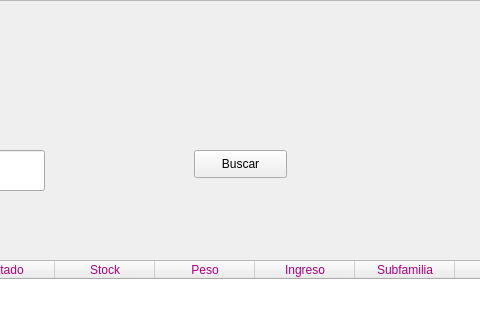
First picture: the form in UI/software_inventario.ui, repository Bubbl33s/idat_c2_proy_software_inventario, before the edit; both pictures show x 386 to 866 and y 0 to 324 of the 1280 by 720 pixel window.
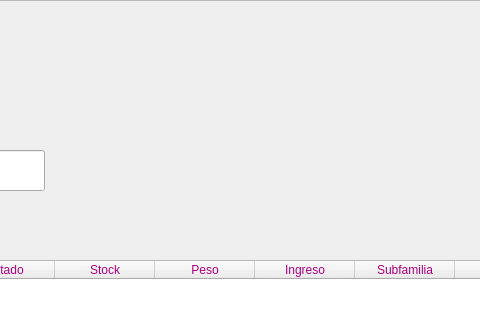
Second picture: the form after the edit. Icons and pictures are not drawn.

What changed in the file:
```diff
--- a/UI/software_inventario.ui
+++ b/UI/software_inventario.ui
@@ -147,19 +147,6 @@
         </rect>
        </property>
       </widget>
-      <widget class="QPushButton" name="btnBuscar">
-       <property name="geometry">
-        <rect>
-         <x>580</x>
-         <y>150</y>
-         <width>93</width>
-         <height>28</height>
-        </rect>
-       </property>
-       <property name="text">
-        <string>Buscar</string>
-       </property>
-      </widget>
      </widget>
     </item>
    </layout>
```
Left out of the diff: 3 changed lines with no effect on the pictures.
